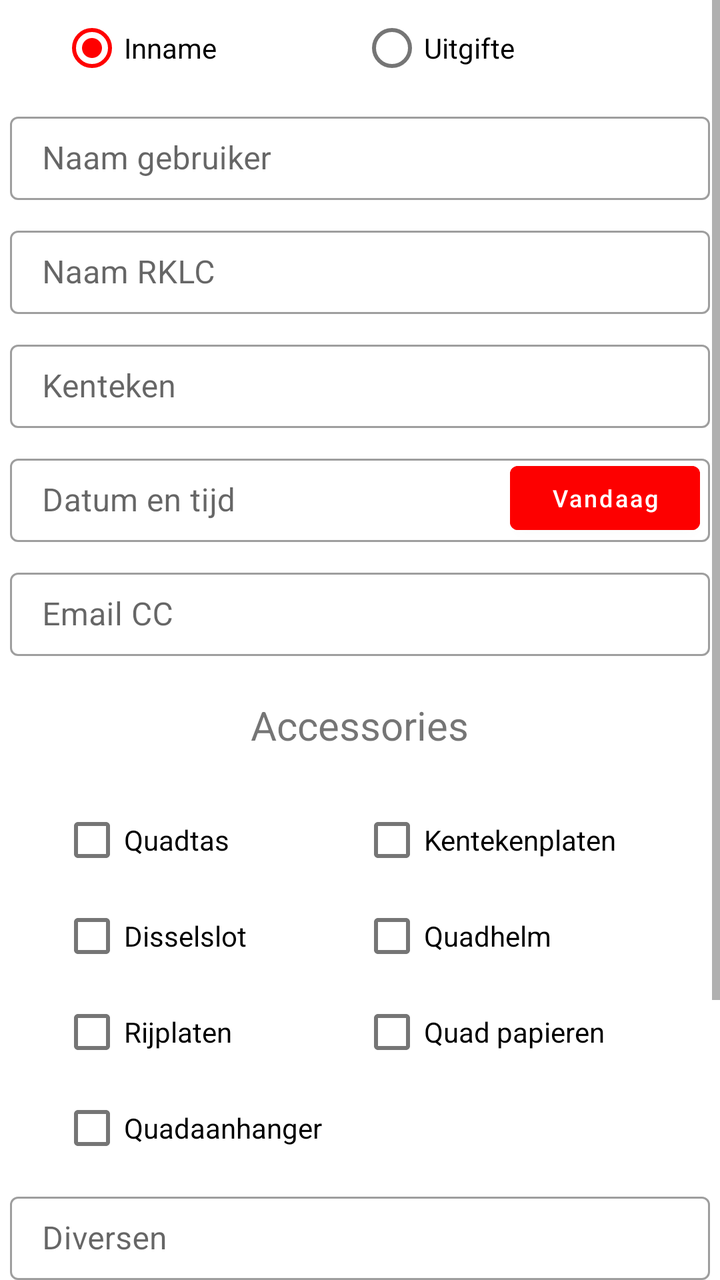
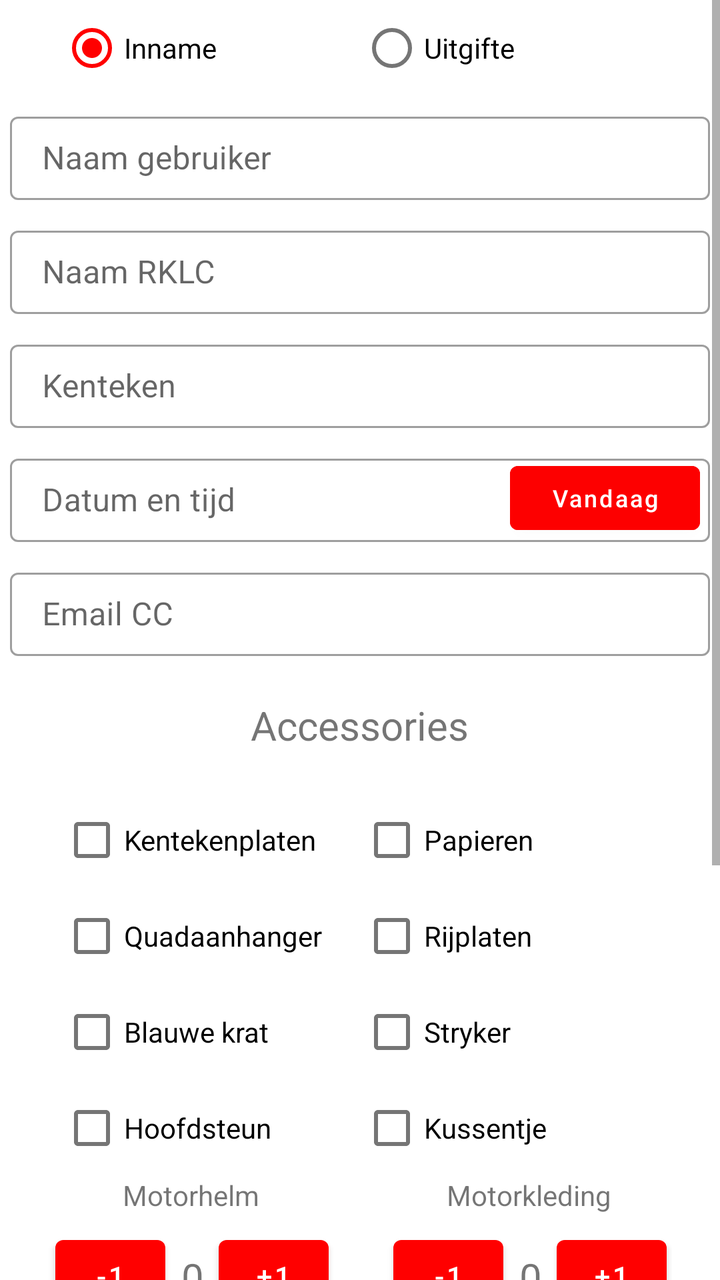

Compare the two renders of this Android layout. The source of the first and the diff that turns it into the second are given below.
<!-- AndroidManifest.xml: application theme Theme.RodeKruisAPP -->
<!-- res/layout/activity_quad.xml -->
<?xml version="1.0" encoding="utf-8"?>
<ScrollView xmlns:android="http://schemas.android.com/apk/res/android"
    xmlns:app="http://schemas.android.com/apk/res-auto"
    xmlns:tools="http://schemas.android.com/tools"
    android:layout_width="match_parent"
    android:layout_height="match_parent"
    android:fillViewport="true">

    <LinearLayout
        android:layout_width="match_parent"
        android:layout_height="wrap_content"
        android:orientation="vertical"
        tools:context=".FirstActivity">

        <RadioGroup
            android:id="@+id/radioGroup"
            android:layout_width="match_parent"
            android:layout_height="wrap_content"
            android:gravity="center"
            android:orientation="horizontal">

            <RadioButton
                android:id="@+id/inname"
                android:layout_width="150dp"
                android:layout_height="wrap_content"
                android:checked="true"
                android:text="@string/inname" />

            <RadioButton
                android:id="@+id/uitgifte"
                android:layout_width="150dp"
                android:layout_height="wrap_content"
                android:text="@string/uitgifte"/>
        </RadioGroup>

        <com.google.android.material.textfield.TextInputLayout
            style="@style/Widget.MaterialComponents.TextInputLayout.OutlinedBox"
            android:layout_width="match_parent"
            android:layout_height="wrap_content"
            android:layout_margin="5dp"
            tools:ignore="MissingConstraints">

            <EditText
                android:id="@+id/naamGebruiker"
                android:layout_width="match_parent"
                android:layout_height="wrap_content"
                android:autofillHints=""
                android:hint="@string/naam_gebruiker"
                android:inputType="text"
                android:padding="10dp"
                android:textColor="@color/black" />

        </com.google.android.material.textfield.TextInputLayout>

        <com.google.android.material.textfield.TextInputLayout
            style="@style/Widget.MaterialComponents.TextInputLayout.OutlinedBox"
            android:layout_width="match_parent"
            android:layout_height="wrap_content"
            android:layout_margin="5dp"
            tools:ignore="MissingConstraints">

        <EditText
            android:id="@+id/controleur"
            android:layout_width="match_parent"
            android:layout_height="wrap_content"
            android:hint="@string/naam_rklc"
            android:inputType="text"
            android:padding="10dp"
            android:textColor="@color/black"
            android:autofillHints="" />

        </com.google.android.material.textfield.TextInputLayout>

        <com.google.android.material.textfield.TextInputLayout
            style="@style/Widget.MaterialComponents.TextInputLayout.OutlinedBox"
            android:layout_width="match_parent"
            android:layout_height="wrap_content"
            android:layout_margin="5dp"
            tools:ignore="MissingConstraints">

        <EditText
            android:id="@+id/kenteken"
            android:layout_width="match_parent"
            android:layout_height="wrap_content"
            android:hint="@string/kenteken"
            android:inputType="text"
            android:padding="10dp"
            android:textColor="@color/black"
            android:autofillHints="" />

        </com.google.android.material.textfield.TextInputLayout>

        <androidx.constraintlayout.widget.ConstraintLayout
            android:layout_width="match_parent"
            android:layout_height="wrap_content"
            android:layout_margin="5dp">

            <com.google.android.material.textfield.TextInputLayout
                style="@style/Widget.MaterialComponents.TextInputLayout.OutlinedBox"
                android:layout_width="match_parent"
                android:layout_height="wrap_content"
                tools:ignore="MissingConstraints">

                <EditText
                    android:id="@+id/datum"
                    android:layout_width="match_parent"
                    android:layout_height="wrap_content"
                    android:autofillHints=""
                    android:editable="false"
                    android:hint="@string/datum"
                    android:inputType="none"
                    android:padding="10dp"
                    android:textColor="@color/black"
                    app:layout_constraintEnd_toEndOf="parent"
                    app:layout_constraintStart_toStartOf="parent"
                    tools:ignore="Deprecated,MissingConstraints" />

            </com.google.android.material.textfield.TextInputLayout>

            <Button
                android:id="@+id/btndatum"
                android:layout_width="95dp"
                android:layout_height="44dp"
                android:layout_marginEnd="5dp"
                android:backgroundTint="#FD0000"
                android:text="@string/vandaag"
                android:textAllCaps="false"
                android:textSize="12sp"
                app:layout_constraintBottom_toBottomOf="parent"
                app:layout_constraintEnd_toEndOf="parent"
                tools:ignore="MissingConstraints" />

        </androidx.constraintlayout.widget.ConstraintLayout>

        <com.google.android.material.textfield.TextInputLayout
            style="@style/Widget.MaterialComponents.TextInputLayout.OutlinedBox"
            android:layout_width="match_parent"
            android:layout_height="wrap_content"
            android:layout_margin="5dp"
            tools:ignore="MissingConstraints">

        <EditText
            android:id="@+id/emailCc"
            android:layout_width="match_parent"
            android:layout_height="wrap_content"
            android:hint="@string/email_cc"
            android:inputType="text"
            android:padding="10dp"
            android:textColor="@color/black"
            tools:ignore="TextFields"
            android:autofillHints="" />

        </com.google.android.material.textfield.TextInputLayout>

        <TextView
            android:layout_width="wrap_content"
            android:layout_height="wrap_content"
            android:layout_gravity="center_horizontal"
            android:layout_marginTop="16dp"
            android:layout_marginBottom="20dp"
            android:gravity="center_vertical"
            android:text="@string/accessories"
            android:textSize="20sp" />

        <LinearLayout
            android:layout_width="match_parent"
            android:layout_height="wrap_content"
            android:gravity="center">

            <CheckBox
                android:id="@+id/checkQuadtas"
                android:layout_width="150dp"
                android:layout_height="wrap_content"
                android:text="@string/quad_tas" />

            <CheckBox
                android:id="@+id/checkNummerplaten"
                android:layout_width="150dp"
                android:layout_height="wrap_content"
                android:text="@string/kentekenplaten" />

        </LinearLayout>

        <LinearLayout
            android:layout_width="match_parent"
            android:layout_height="wrap_content"
            android:gravity="center">

            <CheckBox
                android:id="@+id/checkDieselslot"
                android:layout_width="150dp"
                android:layout_height="wrap_content"
                android:text="@string/disselslot" />

            <CheckBox
                android:id="@+id/checkQuadhelm"
                android:layout_width="150dp"
                android:layout_height="wrap_content"
                android:text="@string/quad_helm" />

        </LinearLayout>

        <LinearLayout
            android:layout_width="match_parent"
            android:layout_height="wrap_content"
            android:gravity="center">

            <CheckBox
                android:id="@+id/checkRijplaten"
                android:layout_width="150dp"
                android:layout_height="wrap_content"
                android:text="@string/rijplaten" />

            <CheckBox
                android:id="@+id/checkVoertuigPapieren"
                android:layout_width="150dp"
                android:layout_height="wrap_content"
                android:text="@string/quad_papieren" />

        </LinearLayout>

        <LinearLayout
            android:layout_width="match_parent"
            android:layout_height="wrap_content"
            android:gravity="center">

            <CheckBox
                android:id="@+id/checkQuadaanhanger"
                android:layout_width="150dp"
                android:layout_height="wrap_content"
                android:text="@string/quad_aanhanger" />

            <Space
                android:layout_width="150dp"
                android:layout_height="wrap_content" />

        </LinearLayout>

        <com.google.android.material.textfield.TextInputLayout
            style="@style/Widget.MaterialComponents.TextInputLayout.OutlinedBox"
            android:layout_width="match_parent"
            android:layout_height="wrap_content"
            android:layout_margin="5dp"
            tools:ignore="MissingConstraints">

        <EditText
            android:id="@+id/diversen"
            android:layout_width="match_parent"
            android:layout_height="wrap_content"
            android:hint="@string/diversen"
            android:inputType="text"
            android:padding="10dp"
            android:textColor="@color/black"
            android:autofillHints="" />

        </com.google.android.material.textfield.TextInputLayout>

        <CheckBox
            android:id="@+id/schadevrij"
            android:layout_width="match_parent"
            android:layout_height="wrap_content"
            android:layout_marginLeft="15dp"
            android:layout_marginTop="30dp"
            android:layout_marginRight="15dp"
            android:text="@string/schadevrij"
            tools:ignore="DuplicateIds" />

        <CheckBox
            android:id="@+id/AVG"
            android:layout_width="match_parent"
            android:layout_height="wrap_content"
            android:layout_marginLeft="15dp"
            android:layout_marginRight="15dp"
            android:text="@string/ik_ga_akkoord_om_mijn_gegevens_te_sturen_volgens_avg"
            tools:ignore="DuplicateIds" />

        <Button
            android:id="@+id/verstuur"
            android:layout_width="match_parent"
            android:layout_height="wrap_content"
            android:layout_marginLeft="20dp"
            android:layout_marginRight="20dp"
            android:backgroundTint="#FD0000"
            android:text="@string/versturen"
            android:textAllCaps="false" />

    </LinearLayout>
</ScrollView>
<!-- resources referenced by this layout -->
<resources>
  <color name="black">#FF000000</color>
  <string name="accessories">Accessories</string>
  <string name="datum">Datum en tijd</string>
  <string name="disselslot">Disselslot</string>
  <string name="diversen">Diversen</string>
  <string name="email_cc">Email CC</string>
  <string name="ik_ga_akkoord_om_mijn_gegevens_te_sturen_volgens_avg">Ik ga akkoord om mijn gegevens te sturen volgens avg</string>
  <string name="inname">Inname</string>
  <string name="kenteken">Kenteken</string>
  <string name="kentekenplaten">Kentekenplaten</string>
  <string name="naam_gebruiker">Naam gebruiker</string>
  <string name="naam_rklc">Naam RKLC</string>
  <string name="quad_aanhanger">Quadaanhanger</string>
  <string name="quad_helm">Quadhelm</string>
  <string name="quad_papieren">Quad papieren</string>
  <string name="quad_tas">Quadtas</string>
  <string name="rijplaten">Rijplaten</string>
  <string name="schadevrij">Het voertuig is schadevrij</string>
  <string name="uitgifte">Uitgifte</string>
  <string name="vandaag">Vandaag</string>
  <string name="versturen">Versturen</string>
  <style name="Theme.RodeKruisAPP" parent="Theme.MaterialComponents.DayNight.DarkActionBar">
          
          <item name="colorPrimary">#FF0000</item>
          <item name="colorPrimaryVariant">#090909</item>
          <item name="colorOnPrimary">@color/white</item>
          
          <item name="colorSecondary">#FF0000</item>
          <item name="colorSecondaryVariant">@color/teal_700</item>
          <item name="colorOnSecondary">#FF0000</item>
          
          <item name="android:statusBarColor" tools:targetApi="l">#FF0000</item>
          
      </style>
  <color name="white">#FFFFFFFF</color>
  <color name="teal_700">#FF018786</color>
</resources>

<!-- the commit's change to res/layout/activity_quad.xml (unified diff, before → after) -->
@@ -108,7 +108,7 @@
                     android:autofillHints=""
                     android:editable="false"
                     android:hint="@string/datum"
-                    android:inputType="none"
+                    android:inputType="text"
                     android:padding="10dp"
                     android:textColor="@color/black"
                     app:layout_constraintEnd_toEndOf="parent"
@@ -168,17 +168,17 @@
             android:gravity="center">
 
             <CheckBox
-                android:id="@+id/checkQuadtas"
-                android:layout_width="150dp"
-                android:layout_height="wrap_content"
-                android:text="@string/quad_tas" />
-
-            <CheckBox
-                android:id="@+id/checkNummerplaten"
+                android:id="@+id/checkKentekenplaten"
                 android:layout_width="150dp"
                 android:layout_height="wrap_content"
                 android:text="@string/kentekenplaten" />
 
+            <CheckBox
+                android:id="@+id/checkPapieren"
+                android:layout_width="150dp"
+                android:layout_height="wrap_content"
+                android:text="@string/papieren" />
+
         </LinearLayout>
 
         <LinearLayout
@@ -187,16 +187,16 @@
             android:gravity="center">
 
             <CheckBox
-                android:id="@+id/checkDieselslot"
-                android:layout_width="150dp"
-                android:layout_height="wrap_content"
-                android:text="@string/disselslot" />
-
-            <CheckBox
-                android:id="@+id/checkQuadhelm"
-                android:layout_width="150dp"
-                android:layout_height="wrap_content"
-                android:text="@string/quad_helm" />
+                android:id="@+id/checkQuadaanhanger"
+                android:layout_width="150dp"
+                android:layout_height="wrap_content"
+                android:text="@string/quad_aanhanger" />
+
+            <CheckBox
+                android:id="@+id/checkRijplaten"
+                android:layout_width="150dp"
+                android:layout_height="wrap_content"
+                android:text="@string/rijplaten" />
 
         </LinearLayout>
 
@@ -206,16 +206,16 @@
             android:gravity="center">
 
             <CheckBox
-                android:id="@+id/checkRijplaten"
-                android:layout_width="150dp"
-                android:layout_height="wrap_content"
-                android:text="@string/rijplaten" />
-
-            <CheckBox
-                android:id="@+id/checkVoertuigPapieren"
-                android:layout_width="150dp"
-                android:layout_height="wrap_content"
-                android:text="@string/quad_papieren" />
+                android:id="@+id/checkBlauwekrat"
+                android:layout_width="150dp"
+                android:layout_height="wrap_content"
+                android:text="@string/blauwe_krat" />
+
+            <CheckBox
+                android:id="@+id/checkStryker"
+                android:layout_width="150dp"
+                android:layout_height="wrap_content"
+                android:text="@string/stryker" />
 
         </LinearLayout>
 
@@ -225,16 +225,149 @@
             android:gravity="center">
 
             <CheckBox
-                android:id="@+id/checkQuadaanhanger"
-                android:layout_width="150dp"
-                android:layout_height="wrap_content"
-                android:text="@string/quad_aanhanger" />
-
-            <Space
-                android:layout_width="150dp"
-                android:layout_height="wrap_content" />
+                android:id="@+id/checkHoofdsteun"
+                android:layout_width="150dp"
+                android:layout_height="wrap_content"
+                android:text="@string/hoofdsteun" />
+
+            <CheckBox
+                android:id="@+id/checkKussentje"
+                android:layout_width="150dp"
+                android:layout_height="wrap_content"
+                android:text="@string/kussentje" />
 
         </LinearLayout>
+
+        <androidx.constraintlayout.widget.ConstraintLayout
+            android:layout_width="match_parent"
+            android:layout_height="wrap_content">
+
+            <androidx.constraintlayout.widget.ConstraintLayout
+                android:id="@+id/constraintLayout4"
+                android:layout_width="0dp"
+                android:layout_height="80dp"
+                android:layout_marginStart="24dp"
+                android:layout_marginEnd="13dp"
+                app:layout_constraintEnd_toStartOf="@+id/constraintLayout2"
+                app:layout_constraintHorizontal_bias="0.387"
+                app:layout_constraintStart_toStartOf="parent"
+                tools:ignore="MissingConstraints"
+                tools:layout_editor_absoluteY="0dp">
+
+                <TextView
+                    android:layout_width="wrap_content"
+                    android:layout_height="wrap_content"
+                    android:text="@string/motorhelm"
+                    app:layout_constraintEnd_toEndOf="parent"
+                    app:layout_constraintStart_toStartOf="parent"
+                    app:layout_constraintTop_toTopOf="parent"
+                    tools:ignore="MissingConstraints" />
+
+                <Button
+                    android:id="@+id/plus1"
+                    android:layout_width="55dp"
+                    android:layout_height="wrap_content"
+                    android:text="+1"
+                    app:layout_constraintBottom_toBottomOf="parent"
+                    app:layout_constraintEnd_toEndOf="parent"
+                    app:layout_constraintHorizontal_bias="0.968"
+                    app:layout_constraintStart_toStartOf="parent"
+                    app:layout_constraintTop_toTopOf="parent"
+                    app:layout_constraintVertical_bias="0.812"
+                    tools:ignore="MissingConstraints" />
+
+                <TextView
+                    android:id="@+id/nummer1"
+                    android:layout_width="wrap_content"
+                    android:layout_height="wrap_content"
+                    android:text="0"
+                    android:textSize="20sp"
+                    app:layout_constraintBottom_toBottomOf="parent"
+                    app:layout_constraintEnd_toStartOf="@+id/plus1"
+                    app:layout_constraintHorizontal_bias="0.523"
+                    app:layout_constraintStart_toEndOf="@+id/min1"
+                    app:layout_constraintTop_toTopOf="parent"
+                    app:layout_constraintVertical_bias="0.698"
+                    tools:ignore="MissingConstraints" />
+
+                <Button
+                    android:id="@+id/min1"
+                    android:layout_width="55dp"
+                    android:layout_height="wrap_content"
+                    android:text="-1"
+                    app:layout_constraintBottom_toBottomOf="parent"
+                    app:layout_constraintEnd_toEndOf="parent"
+                    app:layout_constraintHorizontal_bias="0.042"
+                    app:layout_constraintStart_toStartOf="parent"
+                    app:layout_constraintTop_toTopOf="parent"
+                    app:layout_constraintVertical_bias="0.812"
+                    tools:ignore="MissingConstraints" />
+
+            </androidx.constraintlayout.widget.ConstraintLayout>
+
+            <androidx.constraintlayout.widget.ConstraintLayout
+                android:id="@+id/constraintLayout2"
+                android:layout_width="0dp"
+                android:layout_height="80dp"
+                android:layout_marginStart="13dp"
+                android:layout_marginEnd="24dp"
+                android:foregroundGravity="center"
+                app:layout_constraintEnd_toEndOf="parent"
+                app:layout_constraintStart_toEndOf="@+id/constraintLayout4"
+                app:layout_constraintTop_toTopOf="parent"
+                tools:ignore="MissingConstraints">
+
+                <TextView
+                    android:layout_width="wrap_content"
+                    android:layout_height="wrap_content"
+                    android:text="Motorkleding"
+                    app:layout_constraintEnd_toEndOf="parent"
+                    app:layout_constraintStart_toStartOf="parent"
+                    app:layout_constraintTop_toTopOf="parent"
+                    tools:ignore="MissingConstraints" />
+
+                <Button
+                    android:id="@+id/plus2"
+                    android:layout_width="55dp"
+                    android:layout_height="wrap_content"
+                    android:text="+1"
+                    app:layout_constraintBottom_toBottomOf="parent"
+                    app:layout_constraintEnd_toEndOf="parent"
+                    app:layout_constraintHorizontal_bias="0.968"
+                    app:layout_constraintStart_toStartOf="parent"
+                    app:layout_constraintTop_toTopOf="parent"
+                    app:layout_constraintVertical_bias="0.812"
+                    tools:ignore="MissingConstraints" />
+
+                <TextView
+                    android:id="@+id/nummer2"
+                    android:layout_width="wrap_content"
+                    android:layout_height="wrap_content"
+                    android:text="0"
+                    android:textSize="20dp"
+                    app:layout_constraintBottom_toBottomOf="parent"
+                    app:layout_constraintEnd_toStartOf="@+id/plus2"
+                    app:layout_constraintHorizontal_bias="0.523"
+                    app:layout_constraintStart_toEndOf="@+id/min2"
+                    app:layout_constraintTop_toTopOf="parent"
+                    app:layout_constraintVertical_bias="0.698"
+                    tools:ignore="MissingConstraints" />
+
+                <Button
+                    android:id="@+id/min2"
+                    android:layout_width="55dp"
+                    android:layout_height="wrap_content"
+                    android:text="-1"
+                    app:layout_constraintBottom_toBottomOf="parent"
+                    app:layout_constraintEnd_toEndOf="parent"
+                    app:layout_constraintHorizontal_bias="0.042"
+                    app:layout_constraintStart_toStartOf="parent"
+                    app:layout_constraintTop_toTopOf="parent"
+                    app:layout_constraintVertical_bias="0.812"
+                    tools:ignore="MissingConstraints" />
+
+            </androidx.constraintlayout.widget.ConstraintLayout>
+        </androidx.constraintlayout.widget.ConstraintLayout>
 
         <com.google.android.material.textfield.TextInputLayout
             style="@style/Widget.MaterialComponents.TextInputLayout.OutlinedBox"
@@ -262,7 +395,15 @@
             android:layout_marginLeft="15dp"
             android:layout_marginTop="30dp"
             android:layout_marginRight="15dp"
-            android:text="@string/schadevrij"
+            android:text="@string/schadevrij" />
+
+        <CheckBox
+            android:id="@+id/quadLosMee"
+            android:layout_width="match_parent"
+            android:layout_height="wrap_content"
+            android:layout_marginLeft="15dp"
+            android:layout_marginRight="15dp"
+            android:text="@string/de_quad_gaat_los_mee"
             tools:ignore="DuplicateIds" />
 
         <CheckBox
<!-- resource entries referenced after the edit -->
@@ -2,22 +2,25 @@
 <resources>
   <color name="black">#FF000000</color>
   <string name="accessories">Accessories</string>
+  <string name="blauwe_krat">Blauwe krat</string>
   <string name="datum">Datum en tijd</string>
-  <string name="disselslot">Disselslot</string>
+  <string name="de_quad_gaat_los_mee">De quad gaat los mee</string>
   <string name="diversen">Diversen</string>
   <string name="email_cc">Email CC</string>
+  <string name="hoofdsteun">Hoofdsteun</string>
   <string name="ik_ga_akkoord_om_mijn_gegevens_te_sturen_volgens_avg">Ik ga akkoord om mijn gegevens te sturen volgens avg</string>
   <string name="inname">Inname</string>
   <string name="kenteken">Kenteken</string>
   <string name="kentekenplaten">Kentekenplaten</string>
+  <string name="kussentje">Kussentje</string>
+  <string name="motorhelm">Motorhelm</string>
   <string name="naam_gebruiker">Naam gebruiker</string>
   <string name="naam_rklc">Naam RKLC</string>
+  <string name="papieren">Papieren</string>
   <string name="quad_aanhanger">Quadaanhanger</string>
-  <string name="quad_helm">Quadhelm</string>
-  <string name="quad_papieren">Quad papieren</string>
-  <string name="quad_tas">Quadtas</string>
   <string name="rijplaten">Rijplaten</string>
   <string name="schadevrij">Het voertuig is schadevrij</string>
+  <string name="stryker">Stryker</string>
   <string name="uitgifte">Uitgifte</string>
   <string name="vandaag">Vandaag</string>
   <string name="versturen">Versturen</string>
